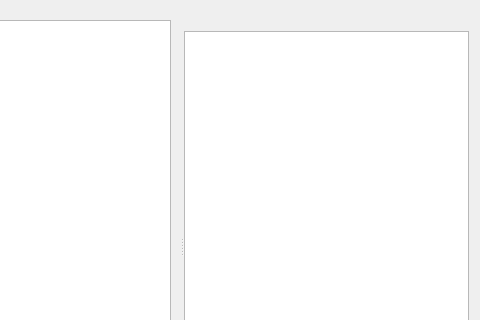
eiskaltdcpp/eiskaltdcpp, file eiskaltdcpp-qt/ui/UIShareBrowser.ui: the form before one commit; both pictures show x 137 to 617 and y 0 to 320 of the 617 by 492 pixel window.
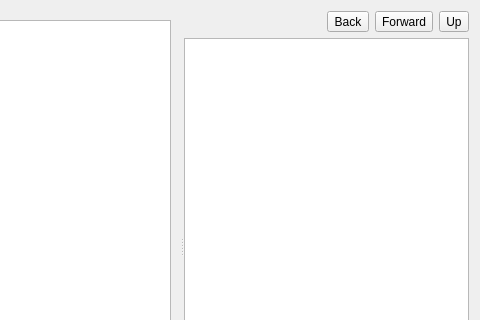
The form after the commit. Custom widgets are drawn as their Qt base class.

Commit message: EiskaltDC++ Qt: * Added pushbuttons for navigation in ShareBrowser widget (issue 1094) [Thanks to Mikhail Krasikau]

```diff
--- a/eiskaltdcpp-qt/ui/UIShareBrowser.ui
+++ b/eiskaltdcpp-qt/ui/UIShareBrowser.ui
@@ -89,6 +89,8 @@
         <number>0</number>
        </property>
        <item>
+        <layout class="QHBoxLayout" name="horizontalLayout_2">
+         <item>
         <widget class="QLabel" name="label_PATH">
          <property name="text">
           <string/>
@@ -97,6 +99,29 @@
           <bool>true</bool>
          </property>
         </widget>
+         </item>
+         <item>
+          <widget class="QToolButton" name="toolButton_BACK">
+           <property name="text">
+            <string>Back</string>
+           </property>
+          </widget>
+         </item>
+         <item>
+          <widget class="QToolButton" name="toolButton_FORVARD">
+           <property name="text">
+            <string>Forward</string>
+           </property>
+          </widget>
+         </item>
+         <item>
+          <widget class="QToolButton" name="toolButton_UP">
+           <property name="text">
+            <string>Up</string>
+           </property>
+          </widget>
+         </item>
+        </layout>
        </item>
        <item>
         <widget class="QTreeView" name="treeView_RPANE">
```
Lines whose indentation alone changed are shown as unchanged. The commit also changes 2 other files.
